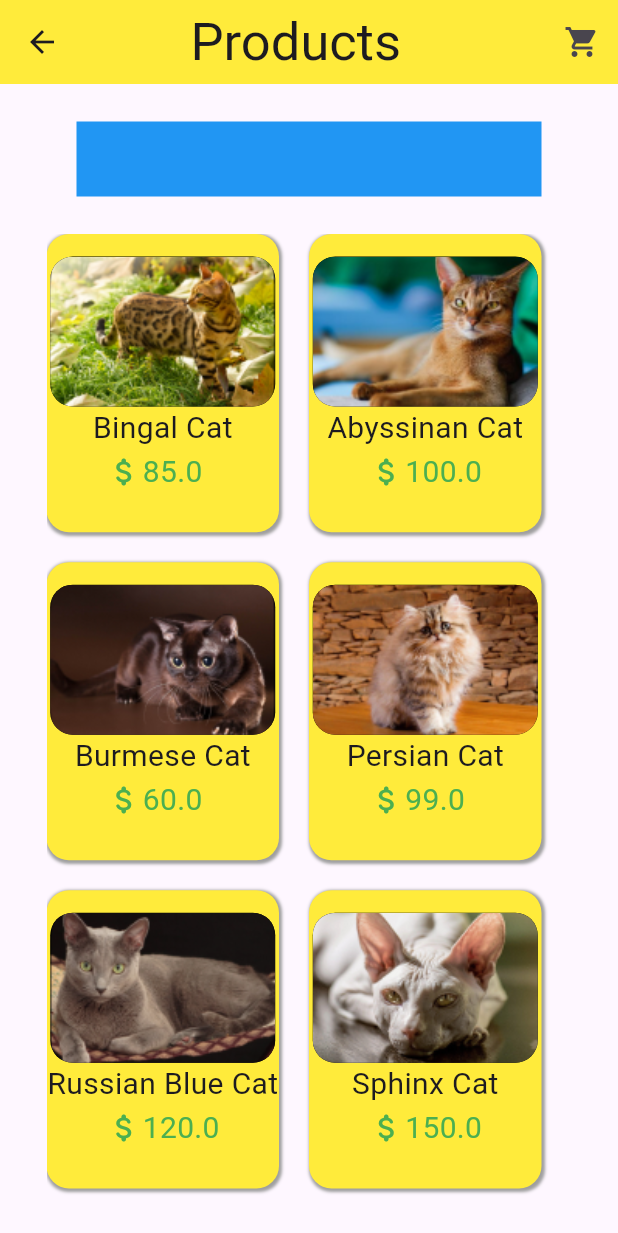
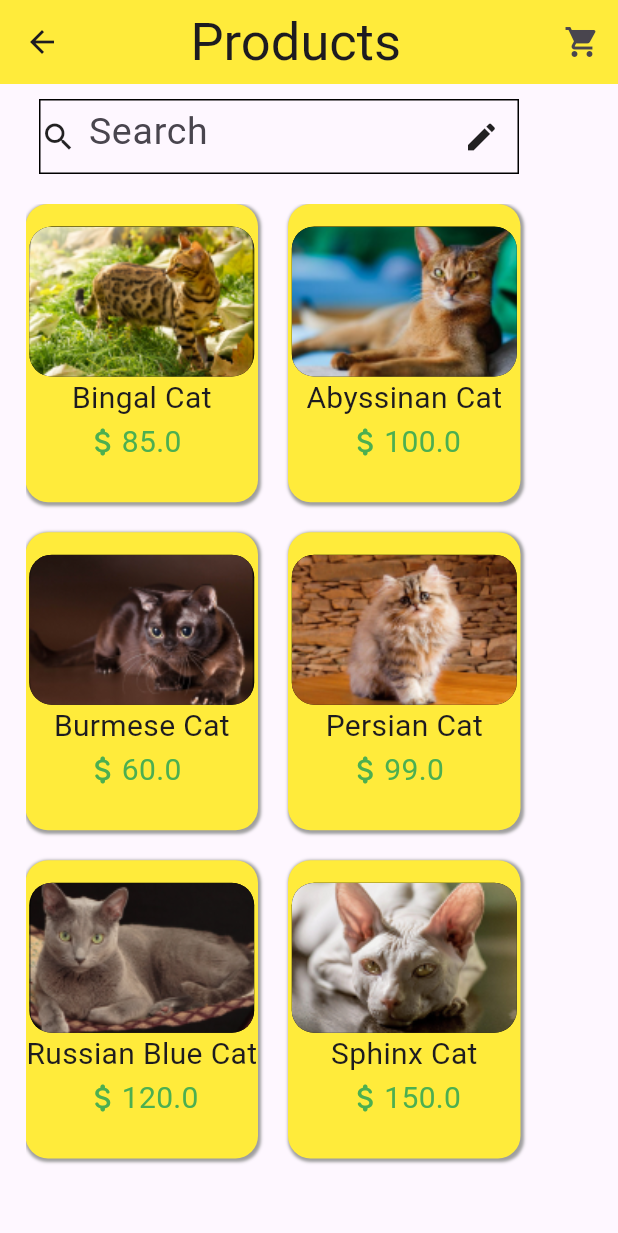
Before and after one commit to Rhunnan/pet_store, a Flutter app: the StorePage widget shown alone on an empty page, opened directly, after a tap on "Visit Store", on a phone screen of 412 x 824 dp. Shown: the top 1233 px of the screen. Run offline on Flutter 3.47's test engine with Material 3 defaults, Android fonts, the phone set to English and light mode, and no system bars; our stand-ins replace auto_size_text, sliding_up_panel; missing offline and left inert: linked_scroll_controller.

Commit message:
adding SearchBars in petStore and product

```diff
--- a/lib/components/homepage.dart
+++ /dev/null
@@ -1,15 +0,0 @@
-import 'package:flutter/material.dart';
-
-class MyHomePage extends StatefulWidget {
-  const MyHomePage({super.key});
-
-  @override
-  State<MyHomePage> createState() => _MyHomePageState();
-}
-
-class _MyHomePageState extends State<MyHomePage> {
-  @override
-  Widget build(BuildContext context) {
-    return Placeholder();
-  }
-}
--- a/lib/components/landingPage.dart
+++ b/lib/components/landingPage.dart
@@ -1,14 +1,14 @@
 import 'package:flutter/material.dart';
 import 'package:pet_store/components/navigation_bar.dart';
 
-class landingPage extends StatefulWidget {
-  const landingPage({super.key});
+class LandingPage extends StatefulWidget {
+  const LandingPage({super.key});
 
   @override
-  State<landingPage> createState() => _landingPageState();
+  State<LandingPage> createState() => _LandingPageState();
 }
 
-class _landingPageState extends State<landingPage> {
+class _LandingPageState extends State<LandingPage> {
   @override
   Widget build(BuildContext context) {
     return NavBar();
--- a/lib/components/navigation_bar.dart
+++ b/lib/components/navigation_bar.dart
@@ -1,7 +1,6 @@
 import 'package:flutter/material.dart';
 import 'package:pet_store/components/cartPage.dart';
 import 'package:pet_store/components/stores.dart';
-import 'package:pet_store/components/homepage.dart';
 
 class NavBar extends StatefulWidget {
   const NavBar({super.key});
@@ -15,7 +14,6 @@ class _NavBarState extends State<NavBar> {
   static const TextStyle optionStyle =
       TextStyle(fontSize: 30, fontWeight: FontWeight.bold);
   static const List<Widget> _widgetOptions = <Widget>[
-    MyHomePage(),
     StorePage(),
     MyCart(),
     Text(
@@ -39,11 +37,6 @@ class _NavBarState extends State<NavBar> {
       bottomNavigationBar: BottomNavigationBar(
         items: const <BottomNavigationBarItem>[
           BottomNavigationBarItem(
-            icon: Icon(Icons.home),
-            label: 'Home',
-            backgroundColor: Colors.white,
-          ),
-          BottomNavigationBarItem(
             icon: Icon(Icons.store),
             label: 'Stores',
           ),
--- a/lib/components/products.dart
+++ b/lib/components/products.dart
@@ -36,17 +36,43 @@ class _ProductState extends State<Product> {
       ),
       body: Column(
         children: [
-          Center(
-            child: Padding(
-              padding: const EdgeInsets.only(bottom: 25, top: 25),
-              child: Container(
-                height: 50,
-                width: 310,
-                decoration: const BoxDecoration(color: Colors.blue),
+          Padding(
+            padding: const EdgeInsets.only(top: 10, bottom: 20, left: 5),
+            child: Container(
+              height: 50,
+              width: 320,
+              decoration: const BoxDecoration(
+                  border: Border.fromBorderSide(
+                      BorderSide(style: BorderStyle.solid))),
+              child: const Row(
+                children: [
+                  Icon(Icons.search),
+                  Padding(
+                    padding: EdgeInsets.only(top: 10, right: 30),
+                    child: Padding(
+                      padding: EdgeInsets.only(left: 8.0),
+                      child: SizedBox(
+                        height: 70,
+                        width: 220,
+                        child: TextField(
+                          style: TextStyle(
+                              fontSize: 20,
+                              color: Color.fromARGB(255, 136, 129, 129)),
+                          decoration: InputDecoration(
+                              border: InputBorder.none,
+                              hintText: 'Search',
+                              hintStyle: TextStyle(fontSize: 25)),
+                        ),
+                      ),
+                    ),
+                  ),
+                  Icon(Icons.edit)
+                ],
               ),
             ),
           ),
-          Center(
+          Padding(
+            padding: const EdgeInsets.only(left: 17.0),
             child: SizedBox(
               height: 650,
               width: 350,
--- a/lib/components/starting_page.dart
+++ b/lib/components/starting_page.dart
@@ -100,7 +100,7 @@ class _StartingPageState extends State<StartingPage> {
               onPressed: () {
                 Navigator.push(
                   context,
-                  MaterialPageRoute(builder: (context) => const landingPage()),
+                  MaterialPageRoute(builder: (context) => const LandingPage()),
                 );
               },
               style: TextButton.styleFrom(backgroundColor: Colors.yellow),
--- a/lib/components/stores.dart
+++ b/lib/components/stores.dart
@@ -1,3 +1,4 @@
+import 'package:flutter/cupertino.dart';
 import 'package:flutter/material.dart';
 import 'package:pet_store/components/products.dart';
 import 'package:pet_store/components/storeData.dart';
@@ -12,7 +13,7 @@ class StorePage extends StatefulWidget {
 class _StorePageState extends State<StorePage> {
   @override
   Widget build(BuildContext context) {
-    return Container(
+    return SizedBox(
       child: Column(
         children: [
           const Center(
@@ -22,14 +23,43 @@ class _StorePageState extends State<StorePage> {
             ),
           ),
           Padding(
-            padding: const EdgeInsets.only(bottom: 15, top: 15),
+            padding: const EdgeInsets.only(bottom: 20, left: 5),
             child: Container(
-              height: 30,
-              width: 310,
-              decoration: const BoxDecoration(color: Colors.blue),
+              height: 50,
+              width: 320,
+              decoration: const BoxDecoration(
+                  border: Border.fromBorderSide(
+                      BorderSide(style: BorderStyle.solid))),
+              child: const Row(
+                children: [
+                  Icon(Icons.search),
+                  Padding(
+                    padding: EdgeInsets.only(top: 10, right: 30),
+                    child: Padding(
+                      padding: EdgeInsets.only(left: 8.0),
+                      child: SizedBox(
+                        height: 70,
+                        width: 220,
+                        child: TextField(
+                          style: TextStyle(
+                              fontSize: 20,
+                              color: Color.fromARGB(255, 136, 129, 129)),
+                          decoration: InputDecoration(
+                              border: InputBorder.none,
+                              hintText: 'Search',
+                              hintStyle: TextStyle(fontSize: 25)),
                         ),
                       ),
-          SizedBox(
+                    ),
+                  ),
+                  Icon(Icons.edit)
+                ],
+              ),
+            ),
+          ),
+          Padding(
+            padding: const EdgeInsets.only(left: 17),
+            child: SizedBox(
               height: 620,
               width: 350,
               child: ListView.builder(
@@ -125,7 +155,8 @@ class _StorePageState extends State<StorePage> {
                                     child: Text(
                                   "Visit Store",
                                   style: TextStyle(
-                                    fontSize: 20, fontWeight: FontWeight.w400),
+                                      fontSize: 20,
+                                      fontWeight: FontWeight.w400),
                                 )),
                               ))
                         ],
@@ -133,6 +164,7 @@ class _StorePageState extends State<StorePage> {
                     ),
                   );
                 },
+              ),
             ),
           ),
           // InkWell(
```
Lines whose indentation alone changed are shown as unchanged.
